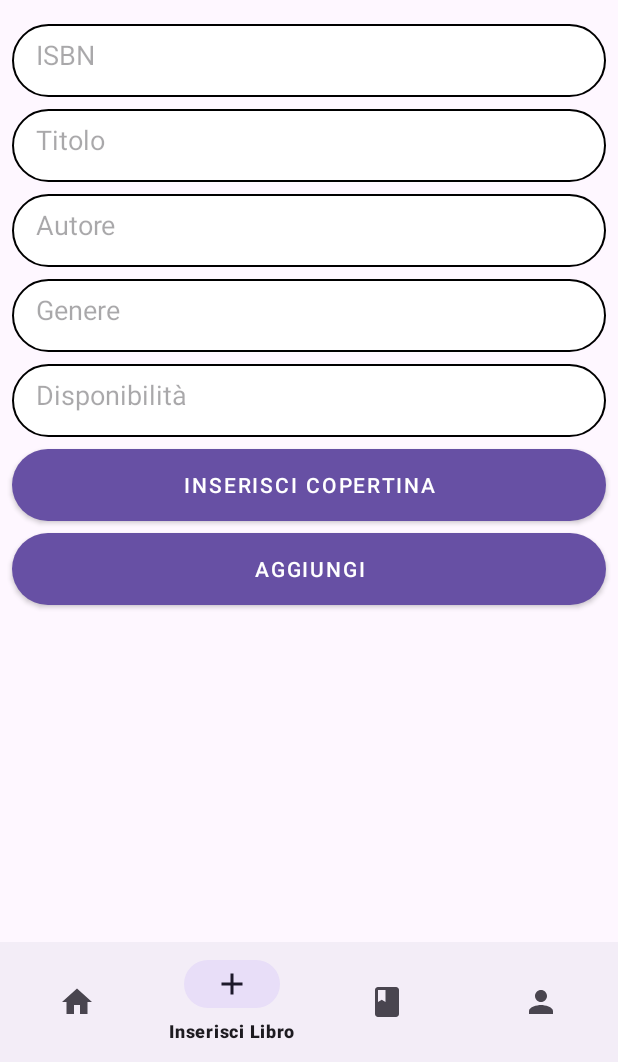
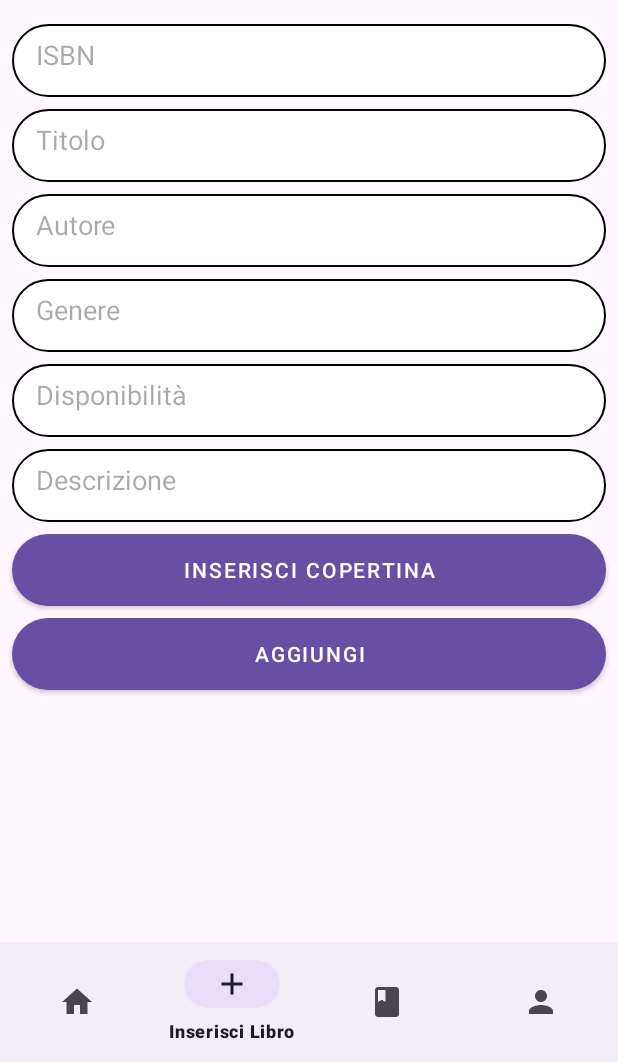
Before and after one commit to ime03/bibliotecaAndroid, an Android app: the AdminHome screen opened directly, with no data from a screen before it, item 2 of the bottom bar chosen, on a phone screen of 412 x 824 dp, the part 174-1236 px from its top. Run offline under Robolectric (Android 15) with nearby library versions, the phone set to English and light mode, and no system bars; our stand-ins replace Firebase (no records; nobody signed in at launch, a user with empty details on screens opened directly); pictures from the network do not load.

Commit message:
Aggiunta della descrizione nella classe Libro, eliminazione classe Book e inserimento della casella di testo descrizione nell'inserimento. Creazione dettagliLibroAdmin e User con ripettivi layout e separazione home tra utenti e amministratori.

```diff
--- a/app/src/main/java/it/insubria/biblioteca/AdminHome.kt
+++ b/app/src/main/java/it/insubria/biblioteca/AdminHome.kt
@@ -7,7 +7,7 @@ import com.google.firebase.auth.FirebaseAuth
 
 class AdminHome : AppCompatActivity() {
     private lateinit var auth: FirebaseAuth
-    val homeFragment = Home()
+    val homeFragment = HomeA()
     val inserisciFragment = Inserisci()
     val gestioneFragment = Gestione()
     val profiloFragment = Profilo()
--- a/app/src/main/java/it/insubria/biblioteca/Cerca.kt
+++ b/app/src/main/java/it/insubria/biblioteca/Cerca.kt
@@ -52,7 +52,7 @@ class Cerca : Fragment() {
                                     putParcelable("libro", itemList[position])
                                 }
                                 parentFragmentManager.beginTransaction()
-                                    .replace(R.id.frame_layout, DettagliLibro().apply {
+                                    .replace(R.id.frame_layout, DettagliLibroUtente().apply {
                                         arguments = bundle
                                     })
                                     .addToBackStack(null)
--- /dev/null
+++ b/app/src/main/java/it/insubria/biblioteca/HomeA.kt
@@ -0,0 +1,77 @@
+package it.insubria.biblioteca
+
+import android.os.Bundle
+import android.util.Log
+import androidx.fragment.app.Fragment
+import android.view.LayoutInflater
+import android.view.View
+import android.view.ViewGroup
+import androidx.recyclerview.widget.LinearLayoutManager
+import androidx.recyclerview.widget.RecyclerView
+import com.google.firebase.database.DataSnapshot
+import com.google.firebase.database.DatabaseError
+import com.google.firebase.database.FirebaseDatabase
+import com.google.firebase.database.ValueEventListener
+import com.google.firebase.database.getValue
+import java.time.LocalDate
+import java.time.Period
+import java.time.temporal.ChronoUnit
+
+
+class HomeA : Fragment() {
+    private lateinit var bookList: ArrayList<Libro>
+    private lateinit var recyclerView: RecyclerView
+
+    override fun onCreateView(
+        inflater: LayoutInflater, container: ViewGroup?,
+        savedInstanceState: Bundle?
+    ): View? {
+        bookList = arrayListOf<Libro>()
+        val view = inflater.inflate(R.layout.fragment_home, container, false)
+        recyclerView = view.findViewById(R.id.itemListNovità)
+        recyclerView.layoutManager = LinearLayoutManager(requireContext())
+        recyclerView.setHasFixedSize(true)
+        getData()
+        return view
+    }
+
+
+    private fun getData(){
+        val ref = FirebaseDatabase.getInstance().getReference("books")
+        ref.addValueEventListener(object : ValueEventListener {
+            override fun onDataChange(snapshot: DataSnapshot) {
+                if(snapshot.exists()){
+                    for (booksSnapshot in snapshot.children)
+                    {
+                            val book = booksSnapshot.getValue(Libro::class.java)
+                            bookList.add(book!!)
+
+                    }
+                    recyclerView.adapter = Adapter(bookList).apply {
+                        setOnItemClickListener(object : Adapter.onItemClickListener{
+                            override fun onItemClick(position: Int) {
+                                val bundle = Bundle().apply {
+                                    putParcelable("libro", bookList[position])
+                                }
+                                parentFragmentManager.beginTransaction()
+                                    .replace(R.id.fragmentContainerView, DettagliLibroAdmin().apply {
+                                        arguments = bundle
+                                    })
+                                    .addToBackStack(null)
+                                    .commit()
+                            }
+                        })
+                    }
+                }
+            }
+
+            override fun onCancelled(error: DatabaseError) {
+                TODO("Not yet implemented")
+            }
+
+
+
+
+        })
+    }
+}
--- a/app/src/main/java/it/insubria/biblioteca/UserHome.kt
+++ b/app/src/main/java/it/insubria/biblioteca/UserHome.kt
@@ -5,7 +5,6 @@ import android.os.Bundle
 import androidx.activity.enableEdgeToEdge
 import androidx.fragment.app.Fragment
 import com.google.android.material.bottomnavigation.BottomNavigationView
-import it.insubria.biblioteca.databinding.ActivityMainBinding
 
 class UserHome : AppCompatActivity() {
 
@@ -15,13 +14,13 @@ class UserHome : AppCompatActivity() {
         super.onCreate(savedInstanceState)
         enableEdgeToEdge()
         setContentView(R.layout.activity_user_home)
-        replaceFragment(Home())
+        replaceFragment(HomeU())
 
         bottomNavigationView = findViewById(R.id.bottomNavigationView)
 
         bottomNavigationView.setOnItemSelectedListener { menuItem ->
             when(menuItem.itemId){
-                R.id.home -> replaceFragment(Home())
+                R.id.home -> replaceFragment(HomeU())
                 R.id.cerca -> replaceFragment(Cerca())
                 R.id.prestiti -> replaceFragment(Prestiti())
                 R.id.profilo -> replaceFragment(Profilo())
--- a/app/src/main/res/layout/activity_admin_home.xml
+++ b/app/src/main/res/layout/activity_admin_home.xml
@@ -17,7 +17,7 @@
         app:menu="@menu/bottom_nav_admin"/>
     <androidx.fragment.app.FragmentContainerView
         android:id="@+id/fragmentContainerView"
-        android:name="it.insubria.biblioteca.Home"
+        android:name="it.insubria.biblioteca.HomeA"
         android:layout_width="0dp"
         android:layout_height="0dp"
         app:layout_constraintBottom_toTopOf="@+id/bottomNavigationView2"
--- a/app/src/main/res/layout/fragment_inserisci.xml
+++ b/app/src/main/res/layout/fragment_inserisci.xml
@@ -88,9 +88,10 @@
             android:layout_height="wrap_content"
             android:layout_marginTop="8dp"
             android:text="Inserisci Copertina"
-        app:layout_constraintEnd_toEndOf="@+id/editTextCopie"
-        app:layout_constraintStart_toStartOf="@+id/editTextCopie"
-        app:layout_constraintTop_toBottomOf="@+id/editTextCopie" />
+            app:layout_constraintEnd_toEndOf="@+id/editTextDescrizione"
+            app:layout_constraintHorizontal_bias="0.0"
+            app:layout_constraintStart_toStartOf="@+id/editTextDescrizione"
+            app:layout_constraintTop_toBottomOf="@+id/editTextDescrizione" />
 
         <Button
             android:id="@+id/buttonInserisci"
@@ -106,12 +107,22 @@
             android:id="@+id/imageViewCopertina"
             android:layout_width="100dp"
             android:layout_height="100dp"
-            android:layout_marginTop="4dp"
             app:layout_constraintBottom_toBottomOf="parent"
             app:layout_constraintEnd_toEndOf="parent"
-            app:layout_constraintHorizontal_bias="0.498"
             app:layout_constraintStart_toStartOf="parent"
             app:layout_constraintTop_toBottomOf="@+id/buttonInserisci"
             tools:src="@drawable/ic_vuoto" />
+
+        <EditText
+            android:id="@+id/editTextDescrizione"
+            android:layout_width="0dp"
+            android:layout_height="wrap_content"
+            android:layout_marginTop="8dp"
+            android:ems="10"
+            android:hint="Descrizione"
+            android:inputType="text"
+            app:layout_constraintEnd_toEndOf="@+id/editTextCopie"
+            app:layout_constraintStart_toStartOf="@+id/editTextCopie"
+            app:layout_constraintTop_toBottomOf="@+id/editTextCopie" />
     </androidx.constraintlayout.widget.ConstraintLayout>
 </FrameLayout>
--- a/build.gradle.kts
+++ b/build.gradle.kts
@@ -5,7 +5,7 @@ buildscript {
 }
 // Top-level build file where you can add configuration options common to all sub-projects/modules.
 plugins {
-    id("com.android.application") version "8.4.0" apply false
+    id("com.android.application") version "8.2.2" apply false
     id("org.jetbrains.kotlin.android") version "1.9.22" apply false
     id("com.google.gms.google-services") version "4.4.1" apply false
 }
```
Also changed, not shown: app/src/main/java/it/insubria/biblioteca/DettagliLibroAdmin.kt (renamed from app/src/main/java/it/insubria/biblioteca/DettagliLibro.kt, +5 -4 lines), app/src/main/java/it/insubria/biblioteca/DettagliLibroUtente.kt (added, +43 -0 lines), app/src/main/java/it/insubria/biblioteca/HomeU.kt (renamed from app/src/main/java/it/insubria/biblioteca/Home.kt, +31 -26 lines), app/src/main/java/it/insubria/biblioteca/Inserisci.kt (+6 -4 lines), app/src/main/java/it/insubria/biblioteca/Libro.kt (+12 -12 lines), app/src/main/res/layout/fragment_dettagli_libro_a.xml (renamed from app/src/main/res/layout/fragment_dettagli_libro.xml, +1 -7 lines), app/src/main/res/layout/fragment_dettagli_libro_u.xml (added, +152 -0 lines), app/src/main/res/layout/fragment_home.xml (+10 -4 lines). Lines whose indentation alone changed are shown as unchanged.
